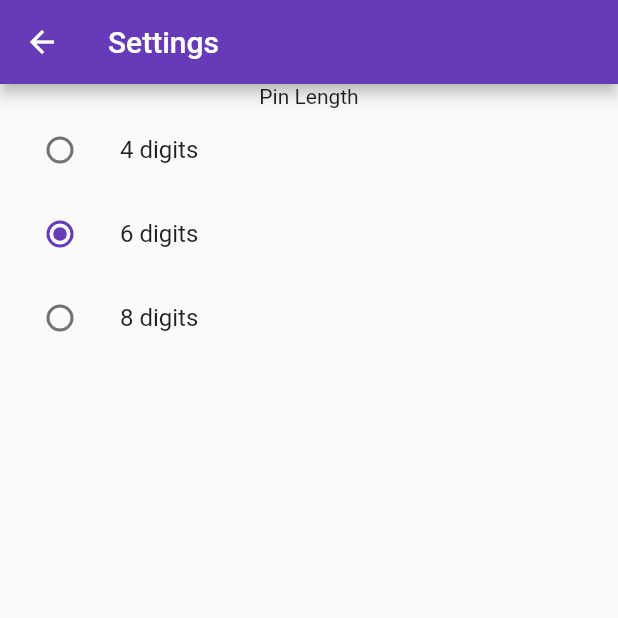
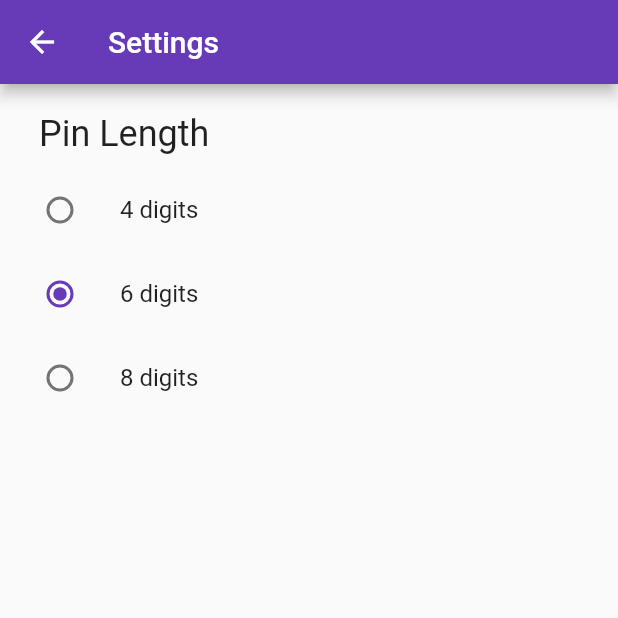
Before and after one commit to davidfung/genpin-flutter, a Flutter app: the SettingsPage screen opened directly, on a phone screen of 412 x 824 dp, the top half of it. Run offline on Flutter 3.47's test engine with Material 2 defaults, Android fonts, the phone set to English and light mode, and no system bars.

Commit message:
Increase fontsize in Settings page

```diff
--- a/lib/pages/settings.dart
+++ b/lib/pages/settings.dart
@@ -24,7 +24,13 @@ class _SettingsPageState extends State<SettingsPage> {
     return Center(
       child: Column(
         children: <Widget>[
-          Text('Pin Length'),
+          ListTile(
+              title: const Padding(
+                  padding: EdgeInsets.only(left: 10.0, top: 10.0),
+                  child: Text('Pin Length',
+                      style: TextStyle(
+                        fontSize: 24.0,
+                      )))),
           ListTile(
             title: const Text('4 digits'),
             leading: Radio(
```
